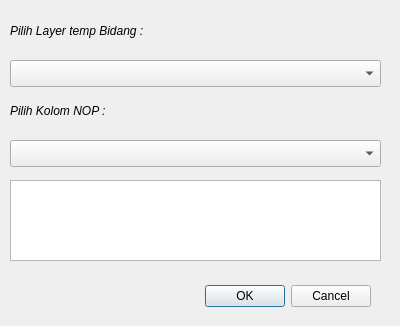
Above: importbidang/import_bidang_dialog_base.ui from imseptin/PBB2 before the change. Below: the same form after it.
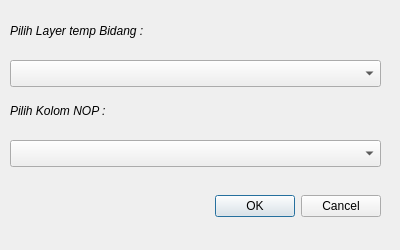
That is the form after the change.

Diff of the .ui file:
```diff
--- a/importbidang/import_bidang_dialog_base.ui
+++ b/importbidang/import_bidang_dialog_base.ui
@@ -7,7 +7,7 @@
     <x>0</x>
     <y>0</y>
     <width>400</width>
-    <height>326</height>
+    <height>250</height>
    </rect>
   </property>
   <property name="windowTitle">
@@ -16,8 +16,8 @@
   <widget class="QDialogButtonBox" name="button_box">
    <property name="geometry">
     <rect>
-     <x>30</x>
-     <y>280</y>
+     <x>40</x>
+     <y>190</y>
      <width>341</width>
      <height>32</height>
     </rect>
@@ -85,16 +85,6 @@
     </rect>
    </property>
   </widget>
-  <widget class="QTextEdit" name="log_edit">
-   <property name="geometry">
-    <rect>
-     <x>10</x>
-     <y>180</y>
-     <width>371</width>
-     <height>81</height>
-    </rect>
-   </property>
-  </widget>
  </widget>
  <resources/>
  <connections>
```
